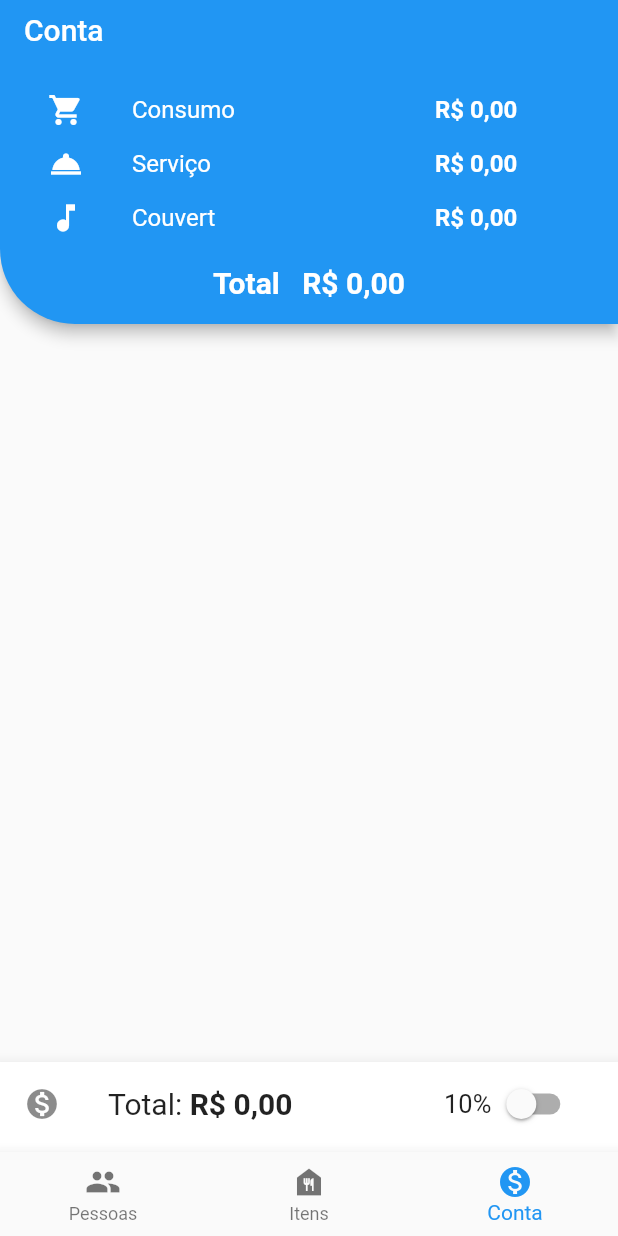
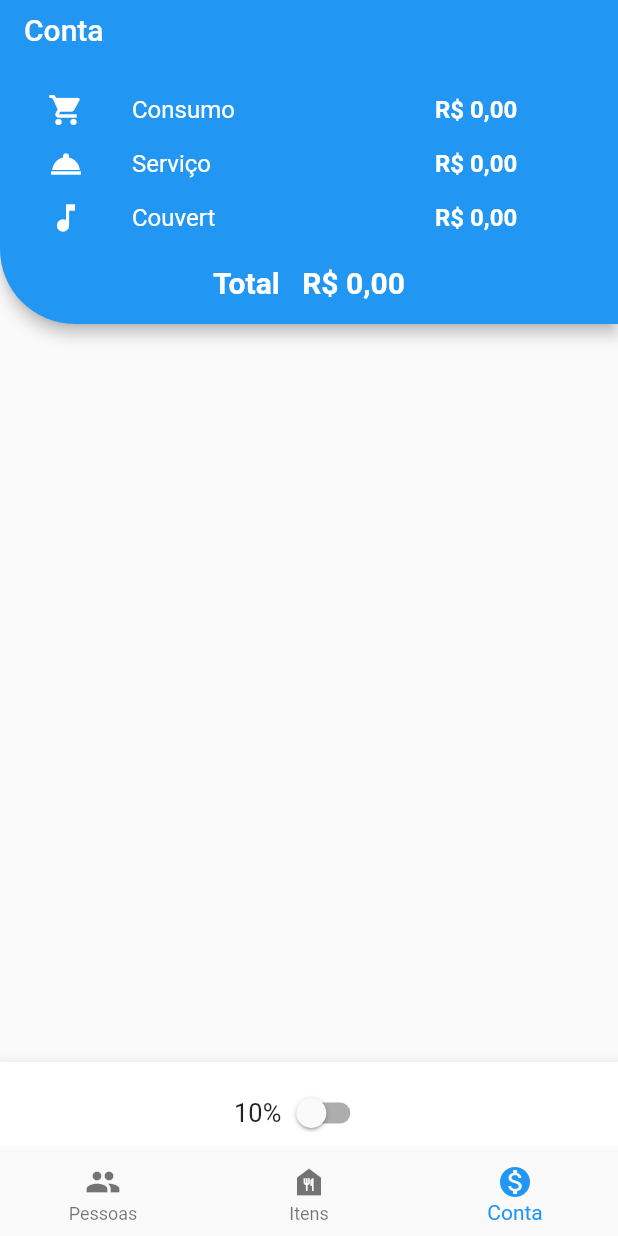
Before and after one commit to vgomesfalcao/bill_splitter_mobile, a Flutter app: the screen it shows after launch, item 3 of the bottom bar chosen, on a phone screen of 412 x 824 dp. Run offline on Flutter 3.47's test engine with Material 2 defaults, Android fonts, the phone set to English and light mode, and no system bars; our stand-ins replace currency_text_input_formatter.

Commit message:
Removing duplicate total value

```diff
--- a/lib/views/bill/bill_view.dart
+++ b/lib/views/bill/bill_view.dart
@@ -68,10 +68,10 @@ class _BillScreenState extends State<BillScreen> {
           child: SizedBox(
               height: 60,
               child: ListTile(
-            trailing: SizedBox(
+                  title: Center(
+                child: SizedBox(
                     width: 100,
-              child: Row(
-                children: [
+                    child: Row(children: [
                       const Text(
                         '10%',
                         style: TextStyle(fontSize: 17),
@@ -81,20 +81,8 @@ class _BillScreenState extends State<BillScreen> {
                           onChanged: (bool value) {
                             setState(() => _formItemController.changeTip());
                           }),
-                ],
-              ),
-            ),
-            leading: const Icon(Icons.monetization_on),
-            title: Text.rich(
-                TextSpan(style: const TextStyle(fontSize: 20), children: [
-              const TextSpan(text: 'Total: '),
-              TextSpan(
-                  text: _formItemController.getTotalBillWithTip(),
-                  style: const TextStyle(fontWeight: FontWeight.bold))
                     ])),
-          ),
-        ),
-      ),
+              )))),
       body: ListView.builder(
           shrinkWrap: true,
           itemCount: UserListModel().getUsers().length,
```
Lines whose indentation alone changed are shown as unchanged.
